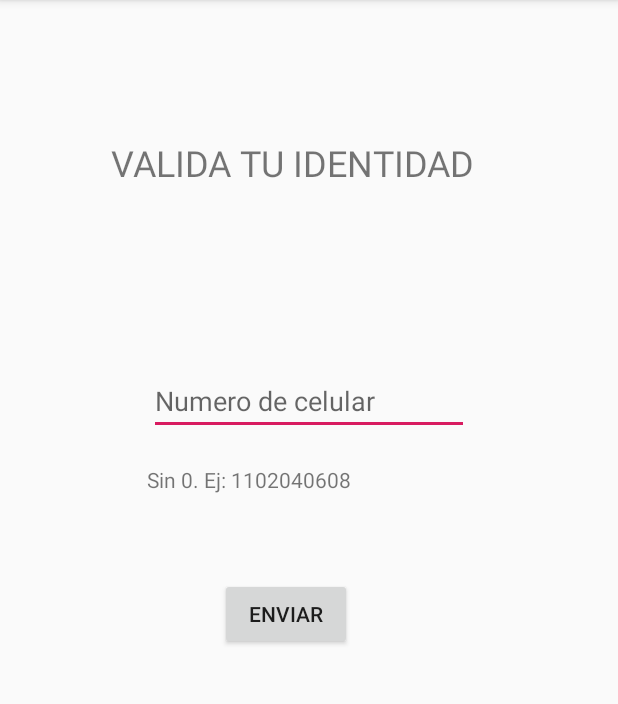
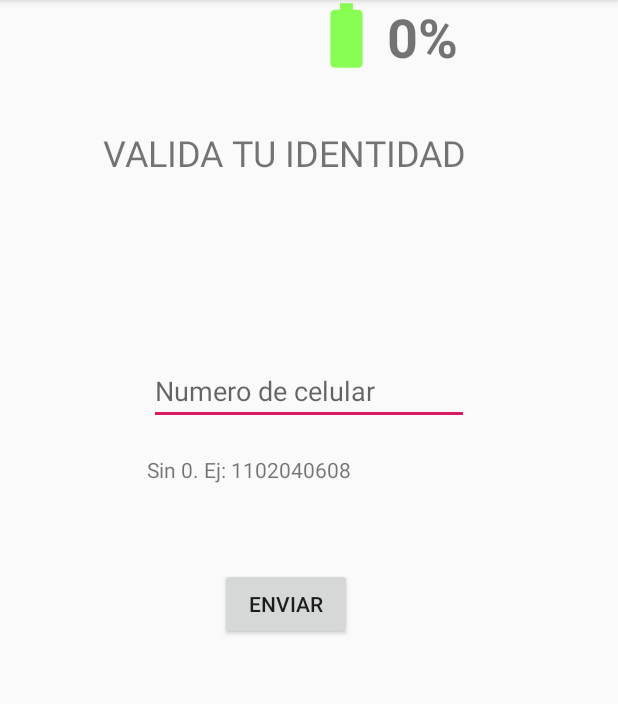
Before and after one commit to eliasgarcia/SOA-TP2, an Android app: the screen it shows after launch (EnviarSmsActivity), on a phone screen of 412 x 824 dp, the part 84-788 px from its top. Run offline under Robolectric (Android 15) with nearby library versions, the phone set to English and light mode, and no system bars; 2 statements that could not run were skipped.

Commit message:
se agrega checkeo de conexion a internet y nivel de carga de bateria

```diff
--- a/CODIGO/AsistenteVentilacion/app/src/main/java/com/grupo10/asistenteingesta/ui/EnviarSmsActivity.java
+++ b/CODIGO/AsistenteVentilacion/app/src/main/java/com/grupo10/asistenteingesta/ui/EnviarSmsActivity.java
@@ -2,7 +2,9 @@ package com.grupo10.asistenteingesta.ui;
 
 import android.Manifest;
 import android.content.Intent;
+import android.content.IntentFilter;
 import android.content.pm.PackageManager;
+import android.os.BatteryManager;
 import android.os.Bundle;
 import android.telephony.SmsManager;
 import android.util.Log;
@@ -11,6 +13,7 @@ import android.view.WindowManager;
 import android.widget.Button;
 import android.widget.EditText;
 import android.widget.ProgressBar;
+import android.widget.TextView;
 import android.widget.Toast;
 
 import androidx.annotation.NonNull;
@@ -33,18 +36,20 @@ public class EnviarSmsActivity extends AppCompatActivity {
     private Intent intent;
     private Bundle bundle = new Bundle();
     private ProgressBar progressBar;
+    private TextView txtCargaBateria;
     @Override
     protected void onCreate(Bundle savedInstanceState) {
         super.onCreate(savedInstanceState);
         setContentView(R.layout.activity_enviar_sms);
         intent = new Intent(EnviarSmsActivity.this, ValidarSmsActivity.class);
-        txtNroCelular = (EditText) findViewById(R.id.txtNroCelular);
-        btnEnviarSms = (Button) findViewById(R.id.btnEnviarSms);
+        txtNroCelular = findViewById(R.id.txtNroCelular);
+        btnEnviarSms = findViewById(R.id.btnEnviarSms);
         btnEnviarSms.setOnClickListener(botonesListeners);
         progressBar = findViewById(R.id.pgbEnviarSms);
         progressBar.setVisibility(View.INVISIBLE);
+        txtCargaBateria = findViewById(R.id.txtBateriaCarga);
         Log.i("Ejecuto","Ejecuto onCreate");
-
+        mostrarDatosBateria();
     }
 
     @Override
@@ -140,4 +145,13 @@ public class EnviarSmsActivity extends AppCompatActivity {
                 super.onRequestPermissionsResult(requestCode, permissions, grantResults);
         }
     }
+
+    private void mostrarDatosBateria(){
+        IntentFilter iFilterBateria = new IntentFilter(Intent.ACTION_BATTERY_CHANGED);
+        Intent estadoBateria = this.registerReceiver(null, iFilterBateria);
+        int nivel = estadoBateria.getIntExtra(BatteryManager.EXTRA_LEVEL, -1);
+        int escala = estadoBateria.getIntExtra(BatteryManager.EXTRA_SCALE, -1);
+        float porcentajeBateria = nivel * 100 / (float)escala;
+        txtCargaBateria.setText((int)porcentajeBateria+ "%");
+    }
 }
--- /dev/null
+++ b/CODIGO/AsistenteVentilacion/app/src/main/res/drawable-anydpi/ic_action_batery.xml
@@ -0,0 +1,14 @@
+<vector xmlns:android="http://schemas.android.com/apk/res/android"
+    android:width="24dp"
+    android:height="24dp"
+    android:viewportWidth="22"
+    android:viewportHeight="22"
+    android:tint="#6CFF2A"
+    android:alpha="0.8">
+  <group android:translateX="-1"
+      android:translateY="-1">
+      <path
+          android:fillColor="#FF000000"
+          android:pathData="M15.67,4H14V2h-4v2H8.33C7.6,4 7,4.6 7,5.33v15.33C7,21.4 7.6,22 8.33,22h7.33c0.74,0 1.34,-0.6 1.34,-1.33V5.33C17,4.6 16.4,4 15.67,4z"/>
+  </group>
+</vector>
--- a/CODIGO/AsistenteVentilacion/app/src/main/res/layout/activity_enviar_sms.xml
+++ b/CODIGO/AsistenteVentilacion/app/src/main/res/layout/activity_enviar_sms.xml
@@ -11,13 +11,13 @@
         android:id="@+id/textView6"
         android:layout_width="wrap_content"
         android:layout_height="wrap_content"
-        android:layout_marginTop="92dp"
+        android:layout_marginTop="40dp"
         android:text="VALIDA TU IDENTIDAD"
         android:textSize="24sp"
         app:layout_constraintEnd_toEndOf="parent"
-        app:layout_constraintHorizontal_bias="0.437"
+        app:layout_constraintHorizontal_bias="0.407"
         app:layout_constraintStart_toStartOf="parent"
-        app:layout_constraintTop_toTopOf="parent" />
+        app:layout_constraintTop_toBottomOf="@+id/linearLayout3" />
 
     <EditText
         android:id="@+id/txtNroCelular"
@@ -62,4 +62,29 @@
         app:layout_constraintEnd_toEndOf="parent"
         app:layout_constraintStart_toStartOf="parent"
         app:layout_constraintTop_toTopOf="parent" />
+
+    <LinearLayout
+        android:id="@+id/linearLayout3"
+        android:layout_width="162dp"
+        android:layout_height="45dp"
+        android:orientation="horizontal"
+        app:layout_constraintEnd_toEndOf="parent"
+        app:layout_constraintHorizontal_bias="0.815"
+        app:layout_constraintStart_toStartOf="parent"
+        app:layout_constraintTop_toTopOf="parent">
+
+        <ImageView
+            android:id="@+id/imageView"
+            android:layout_width="54dp"
+            android:layout_height="47dp"
+            app:srcCompat="@drawable/ic_action_batery" />
+
+        <TextView
+            android:id="@+id/txtBateriaCarga"
+            android:layout_width="118dp"
+            android:layout_height="match_parent"
+            android:text="%"
+            android:textSize="36sp"
+            android:textStyle="bold" />
+    </LinearLayout>
 </androidx.constraintlayout.widget.ConstraintLayout>
```
Also changed, not shown: CODIGO/AsistenteVentilacion/app/src/main/java/com/grupo10/asistenteingesta/background/LecturaSensorAsynctask.java (+30 -3 lines), CODIGO/AsistenteVentilacion/app/src/main/java/com/grupo10/asistenteingesta/broadcast/AlarmaReceiver.java (+1 -29 lines), CODIGO/AsistenteVentilacion/app/src/main/java/com/grupo10/asistenteingesta/servicios/InternetStatus.java (added, +40 -0 lines), CODIGO/AsistenteVentilacion/app/src/main/java/com/grupo10/asistenteingesta/ui/LoginActivity.java (+6 -1 lines), CODIGO/AsistenteVentilacion/app/src/main/java/com/grupo10/asistenteingesta/ui/RegistroActivity.java (+6 -3 lines), CODIGO/AsistenteVentilacion/app/src/main/res/drawable-hdpi/ic_action_batery.png (added), CODIGO/AsistenteVentilacion/app/src/main/res/drawable-mdpi/ic_action_batery.png (added), CODIGO/AsistenteVentilacion/app/src/main/res/drawable-xhdpi/ic_action_batery.png (added), CODIGO/AsistenteVentilacion/app/src/main/res/drawable-xxhdpi/ic_action_batery.png (added), 4 other files.
